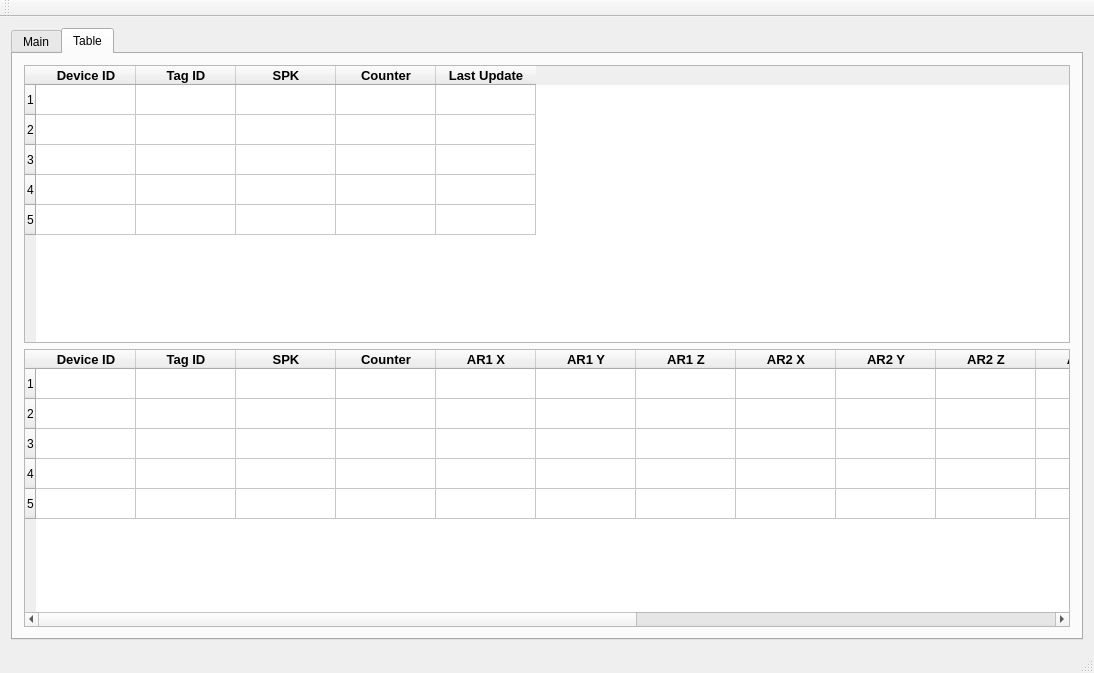
Before: the Qt Designer form mainwindow.ui in HarisFaris17/NFC-SPK-Gateway, drawn with Qt 5.
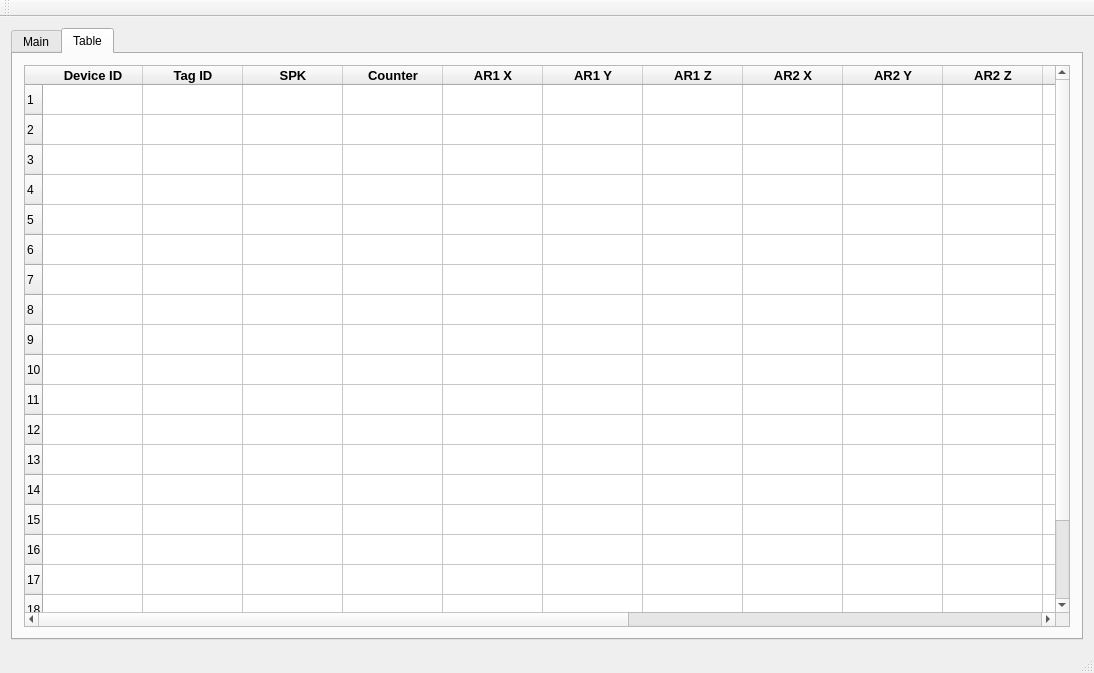
After: the same form once the commit is applied.

Patch:
```diff
--- a/mainwindow.ui
+++ b/mainwindow.ui
@@ -247,88 +247,31 @@
         <string>Table</string>
        </attribute>
        <layout class="QVBoxLayout" name="verticalLayout_3">
-        <item>
-         <widget class="QTableWidget" name="tableWidget">
-          <property name="rowCount">
-           <number>5</number>
-          </property>
-          <row/>
-          <row/>
-          <row/>
-          <row/>
-          <row/>
-          <column>
-           <property name="text">
-            <string>Device ID</string>
-           </property>
-           <property name="font">
-            <font>
-             <pointsize>10</pointsize>
-             <weight>75</weight>
-             <bold>true</bold>
-            </font>
-           </property>
-          </column>
-          <column>
-           <property name="text">
-            <string>Tag ID</string>
-           </property>
-           <property name="font">
-            <font>
-             <pointsize>10</pointsize>
-             <weight>75</weight>
-             <bold>true</bold>
-            </font>
-           </property>
-          </column>
-          <column>
-           <property name="text">
-            <string>SPK</string>
-           </property>
-           <property name="font">
-            <font>
-             <pointsize>10</pointsize>
-             <weight>75</weight>
-             <bold>true</bold>
-            </font>
-           </property>
-          </column>
-          <column>
-           <property name="text">
-            <string>Counter</string>
-           </property>
-           <property name="font">
-            <font>
-             <pointsize>10</pointsize>
-             <weight>75</weight>
-             <bold>true</bold>
-            </font>
-           </property>
-          </column>
-          <column>
-           <property name="text">
-            <string>Last Update</string>
-           </property>
-           <property name="font">
-            <font>
-             <pointsize>10</pointsize>
-             <weight>75</weight>
-             <bold>true</bold>
-            </font>
-           </property>
-          </column>
-         </widget>
-        </item>
         <item>
          <widget class="QTableWidget" name="tableWidgetCounting">
           <property name="rowCount">
-           <number>5</number>
+           <number>20</number>
           </property>
           <row/>
           <row/>
           <row/>
           <row/>
           <row/>
+          <row/>
+          <row/>
+          <row/>
+          <row/>
+          <row/>
+          <row/>
+          <row/>
+          <row/>
+          <row/>
+          <row/>
+          <row/>
+          <row/>
+          <row/>
+          <row/>
+          <row/>
           <column>
            <property name="text">
             <string>Device ID</string>
```
